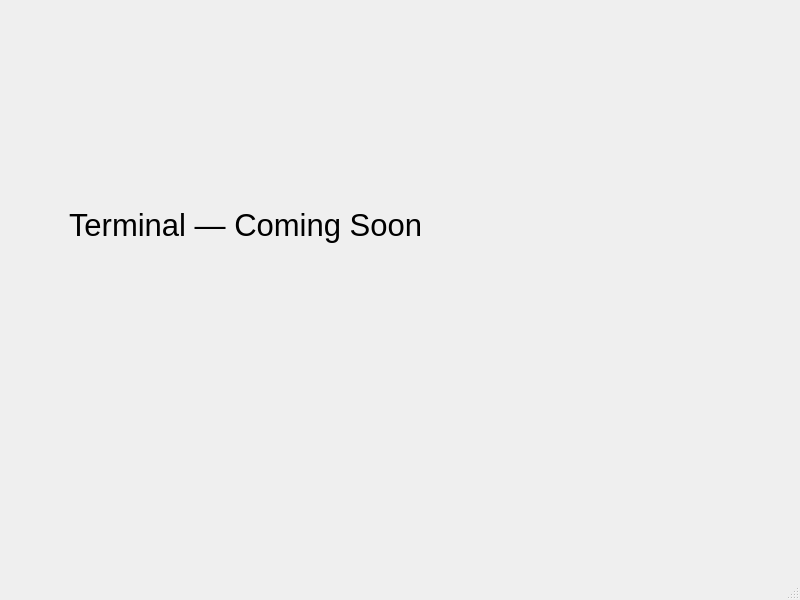
Before: the Qt Designer form mainwindow.ui in mujeeb11503051/ClinicTimeManager, drawn with Qt 5.
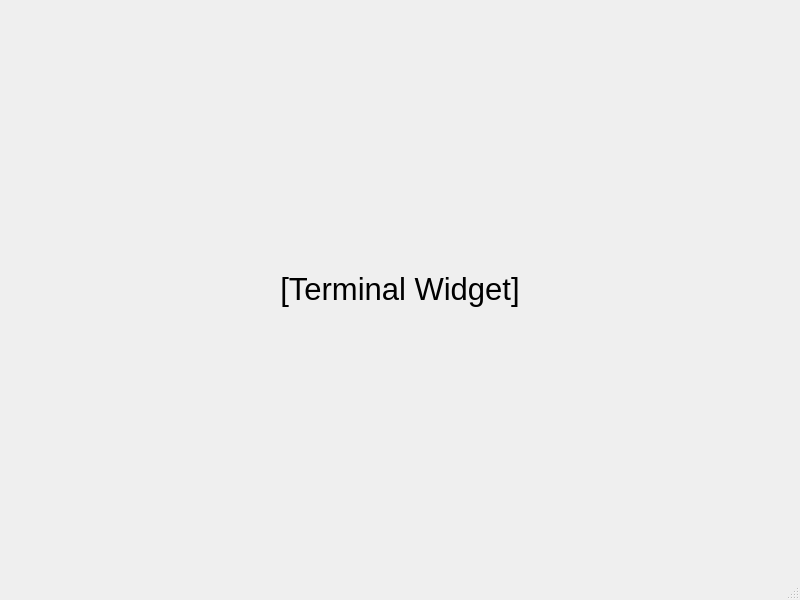
After: the same form once the commit is applied. The open tabs and pages were chosen to show the change.

Commit message: refactor: modularize UI into separate Terminal and Admin widgets

Patch:
```diff
--- a/mainwindow.ui
+++ b/mainwindow.ui
@@ -18,24 +18,42 @@
     <item>
      <widget class="QStackedWidget" name="stackedWidget">
       <widget class="QWidget" name="pageTerminal">
+       <layout class="QHBoxLayout" name="horizontalLayout">
+        <item>
        <widget class="QLabel" name="label">
-        <property name="geometry">
-         <rect>
-          <x>60</x>
-          <y>150</y>
-          <width>591</width>
-          <height>131</height>
-         </rect>
-        </property>
+          <property name="font">
+           <font>
+            <pointsize>23</pointsize>
+           </font>
+          </property>
+          <property name="text">
+           <string>[Terminal Widget]</string>
+          </property>
+          <property name="alignment">
+           <set>Qt::AlignmentFlag::AlignCenter</set>
+          </property>
+         </widget>
+        </item>
+       </layout>
+      </widget>
+      <widget class="QWidget" name="pageAdmin">
+       <layout class="QHBoxLayout" name="horizontalLayout_2">
+        <item>
+         <widget class="QLabel" name="label_2">
         <property name="font">
          <font>
           <pointsize>23</pointsize>
          </font>
         </property>
         <property name="text">
-         <string>Terminal — Coming Soon</string>
-        </property>
-       </widget>
+           <string>[Admin Widget]</string>
+          </property>
+          <property name="alignment">
+           <set>Qt::AlignmentFlag::AlignCenter</set>
+          </property>
+         </widget>
+        </item>
+       </layout>
       </widget>
       <widget class="QWidget" name="pageAdmin"/>
      </widget>
```
Left out of the diff: 4 changed lines with no effect on the pictures. Lines whose indentation alone changed are shown as unchanged. The commit also changes 9 other files.
